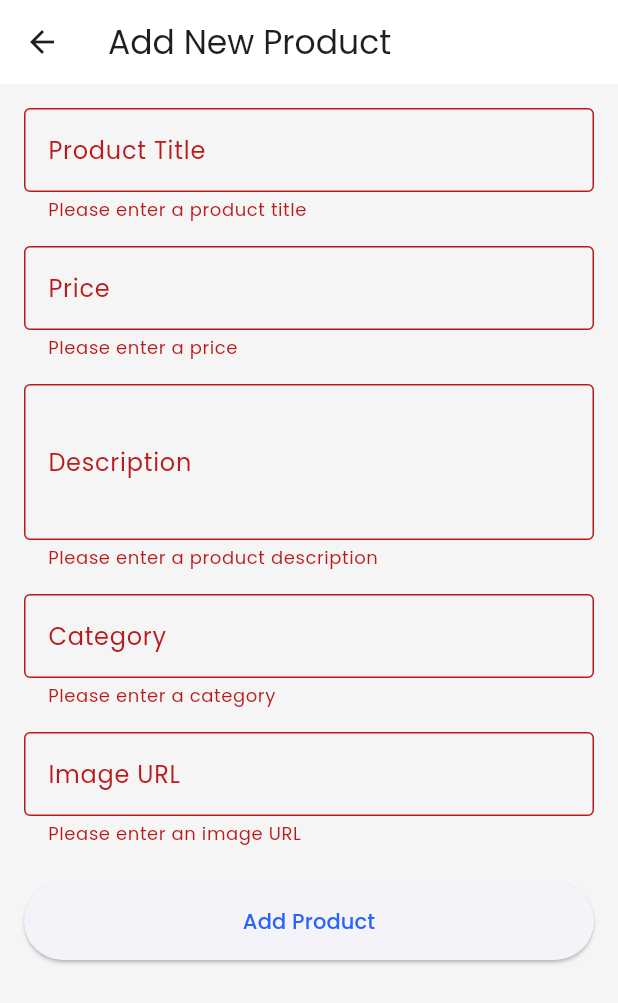
After one commit to kartik17k/e_commerce, a Flutter app: the AddProductScreen screen opened directly, after a tap on "Add Product", on a phone screen of 412 x 824 dp. The commit adds this screen. Shown: the top 1003 px of the screen. Run offline on Flutter 3.47's test engine with Material 3 defaults, Android fonts, the phone set to English and light mode, and no system bars; our stand-ins replace shared_preferences; accounts and stored records are empty.

Commit message:
add floating action button to navigate to add product screen

```diff
--- /dev/null
+++ b/lib/screens/add_product_screen.dart
@@ -0,0 +1,208 @@
+import 'package:e_commerce/screens/home_screen.dart';
+import 'package:flutter/material.dart';
+import 'package:http/http.dart' as http;
+import 'dart:convert';
+
+class AddProductScreen extends StatefulWidget {
+  @override
+  _AddProductScreenState createState() => _AddProductScreenState();
+}
+
+class _AddProductScreenState extends State<AddProductScreen> {
+  // Controllers for text input fields
+  final TextEditingController _titleController = TextEditingController();
+  final TextEditingController _priceController = TextEditingController();
+  final TextEditingController _descriptionController = TextEditingController();
+  final TextEditingController _categoryController = TextEditingController();
+  final TextEditingController _imageUrlController = TextEditingController();
+
+  // Form key for validation
+  final _formKey = GlobalKey<FormState>();
+
+  // Method to add product
+  Future<void> _addProduct() async {
+    // Validate form
+    if (!_formKey.currentState!.validate()) {
+      return;
+    }
+
+    // Prepare product data from user inputs
+    final product = {
+      "title": _titleController.text.trim(),
+      "price": double.parse(_priceController.text.trim()),
+      "description": _descriptionController.text.trim(),
+      "category": _categoryController.text.trim(),
+      "image": _imageUrlController.text.trim()
+    };
+
+    try {
+      final response = await http.post(
+        Uri.parse('https://fakestoreapi.com/products'),
+        headers: {
+          'Content-Type': 'application/json',
+        },
+        body: jsonEncode(product),
+      );
+
+      if (response.statusCode == 200 || response.statusCode == 201) {
+        // Show success dialog
+        _showResultDialog('Product Added Successfully', true);
+      } else {
+        // Show error dialog
+        _showResultDialog('Failed to Add Product', false);
+      }
+    } catch (e) {
+      // Show error dialog for network or other errors
+      _showResultDialog('Error: ${e.toString()}', false);
+    }
+  }
+
+  // Method to show result dialog
+  void _showResultDialog(String message, bool isSuccess) {
+    showDialog(
+      context: context,
+      builder: (ctx) => AlertDialog(
+        title: Text(isSuccess ? 'Success' : 'Error'),
+        content: Text(message),
+        actions: [
+          TextButton(
+            child: Text('OK'),
+            onPressed: () {
+              Navigator.pushReplacement(context, MaterialPageRoute(builder: (context) => HomeScreen(),));
+
+              if (isSuccess) {
+                _formKey.currentState!.reset();
+              }
+            },
+          ),
+        ],
+      ),
+    );
+  }
+
+  @override
+  Widget build(BuildContext context) {
+    return Scaffold(
+      appBar: AppBar(
+        title: Text('Add New Product'),
+      ),
+      body: SingleChildScrollView(
+        padding: EdgeInsets.all(16.0),
+        child: Form(
+          key: _formKey,
+          child: Column(
+            crossAxisAlignment: CrossAxisAlignment.stretch,
+            children: [
+              // Title Input
+              TextFormField(
+                controller: _titleController,
+                decoration: InputDecoration(
+                  labelText: 'Product Title',
+                  border: OutlineInputBorder(),
+                ),
+                validator: (value) {
+                  if (value == null || value.isEmpty) {
+                    return 'Please enter a product title';
+                  }
+                  return null;
+                },
+              ),
+              SizedBox(height: 16),
+
+              // Price Input
+              TextFormField(
+                controller: _priceController,
+                decoration: InputDecoration(
+                  labelText: 'Price',
+                  border: OutlineInputBorder(),
+                  prefixText: '\$',
+                ),
+                keyboardType: TextInputType.number,
+                validator: (value) {
+                  if (value == null || value.isEmpty) {
+                    return 'Please enter a price';
+                  }
+                  if (double.tryParse(value) == null) {
+                    return 'Please enter a valid number';
+                  }
+                  return null;
+                },
+              ),
+              SizedBox(height: 16),
+
+              // Description Input
+              TextFormField(
+                controller: _descriptionController,
+                decoration: InputDecoration(
+                  labelText: 'Description',
+                  border: OutlineInputBorder(),
+                ),
+                maxLines: 3,
+                validator: (value) {
+                  if (value == null || value.isEmpty) {
+                    return 'Please enter a product description';
+                  }
+                  return null;
+                },
+              ),
+              SizedBox(height: 16),
+
+              // Category Input
+              TextFormField(
+                controller: _categoryController,
+                decoration: InputDecoration(
+                  labelText: 'Category',
+                  border: OutlineInputBorder(),
+                ),
+                validator: (value) {
+                  if (value == null || value.isEmpty) {
+                    return 'Please enter a category';
+                  }
+                  return null;
+                },
+              ),
+              SizedBox(height: 16),
+
+              // Image URL Input
+              TextFormField(
+                controller: _imageUrlController,
+                decoration: InputDecoration(
+                  labelText: 'Image URL',
+                  border: OutlineInputBorder(),
+                ),
+                validator: (value) {
+                  if (value == null || value.isEmpty) {
+                    return 'Please enter an image URL';
+                  }
+                  // Optional: Add URL validation
+                  return null;
+                },
+              ),
+              SizedBox(height: 24),
+
+              // Submit Button
+              ElevatedButton(
+                onPressed: _addProduct,
+                child: Text('Add Product'),
+                style: ElevatedButton.styleFrom(
+                  padding: EdgeInsets.symmetric(vertical: 16),
+                ),
+              ),
+            ],
+          ),
+        ),
+      ),
+    );
+  }
+
+  // Dispose controllers to prevent memory leaks
+  @override
+  void dispose() {
+    _titleController.dispose();
+    _priceController.dispose();
+    _descriptionController.dispose();
+    _categoryController.dispose();
+    _imageUrlController.dispose();
+    super.dispose();
+  }
+}
--- a/lib/screens/home_screen.dart
+++ b/lib/screens/home_screen.dart
@@ -1,4 +1,5 @@
 // Import required packages and libraries
+import 'package:e_commerce/screens/add_product_screen.dart';
 import 'package:flutter/material.dart';
 import 'package:http/http.dart' as http;
 import 'dart:convert';
@@ -170,6 +171,9 @@ class _HomeScreenState extends State<HomeScreen> {
             ),
           ),
         ],
+      ),
+      floatingActionButton: FloatingActionButton(
+          onPressed: () => Navigator.push(context,MaterialPageRoute(builder: (context) => AddProductScreen()))
       ),
       body: SafeArea(
         child: CustomScrollView(
```
